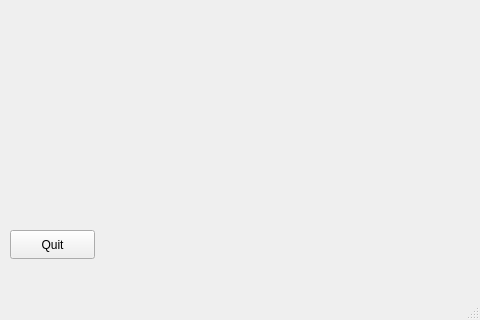
Old version of the form libraryui.ui in the repository zhuyc110/QtLibrary.
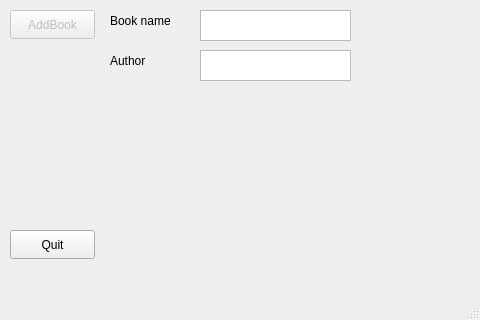
New version of the form.

Commit message: Add book-adding logic

The edit to the form file:
```diff
--- a/libraryui.ui
+++ b/libraryui.ui
@@ -27,6 +27,77 @@
      <string>Quit</string>
     </property>
    </widget>
+   <widget class="QPushButton" name="addBookButton">
+    <property name="enabled">
+     <bool>false</bool>
+    </property>
+    <property name="geometry">
+     <rect>
+      <x>10</x>
+      <y>10</y>
+      <width>85</width>
+      <height>29</height>
+     </rect>
+    </property>
+    <property name="text">
+     <string>AddBook</string>
+    </property>
+   </widget>
+   <widget class="QPlainTextEdit" name="plainTextEditBookName">
+    <property name="geometry">
+     <rect>
+      <x>200</x>
+      <y>10</y>
+      <width>151</width>
+      <height>31</height>
+     </rect>
+    </property>
+    <property name="verticalScrollBarPolicy">
+     <enum>Qt::ScrollBarAlwaysOff</enum>
+    </property>
+   </widget>
+   <widget class="QLabel" name="lableBookName">
+    <property name="enabled">
+     <bool>true</bool>
+    </property>
+    <property name="geometry">
+     <rect>
+      <x>110</x>
+      <y>10</y>
+      <width>81</width>
+      <height>21</height>
+     </rect>
+    </property>
+    <property name="text">
+     <string>Book name</string>
+    </property>
+   </widget>
+   <widget class="QPlainTextEdit" name="plainTextEditAuthor">
+    <property name="geometry">
+     <rect>
+      <x>200</x>
+      <y>50</y>
+      <width>151</width>
+      <height>31</height>
+     </rect>
+    </property>
+    <property name="verticalScrollBarPolicy">
+     <enum>Qt::ScrollBarAlwaysOff</enum>
+    </property>
+   </widget>
+   <widget class="QLabel" name="lableAuthor">
+    <property name="geometry">
+     <rect>
+      <x>110</x>
+      <y>50</y>
+      <width>81</width>
+      <height>21</height>
+     </rect>
+    </property>
+    <property name="text">
+     <string>Author</string>
+    </property>
+   </widget>
   </widget>
   <widget class="QMenuBar" name="menubar">
    <property name="geometry">
```
The commit also changes 5 other files.
